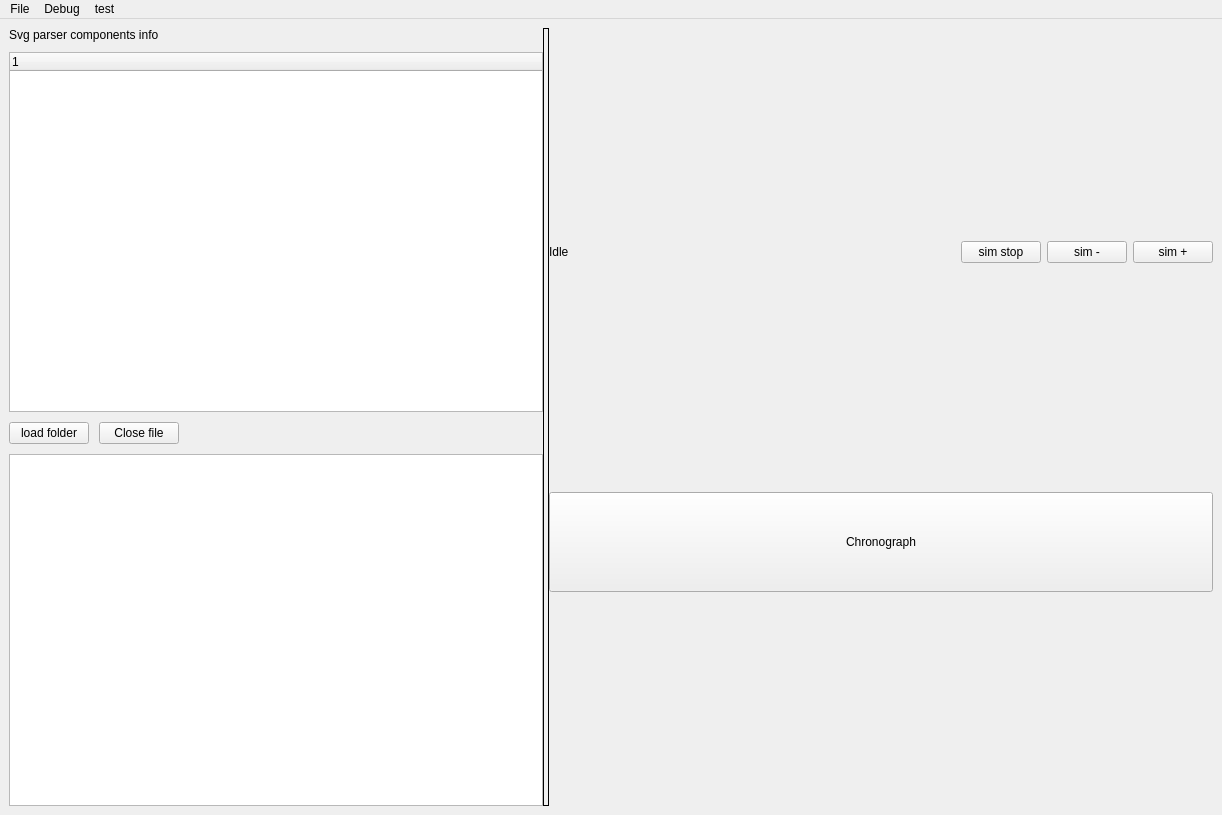
Qt form code/Qt_VHDL_SVG_proj/forms/mainwindow.ui (LirokWid/QT_VHDL_simulator) before a commit.
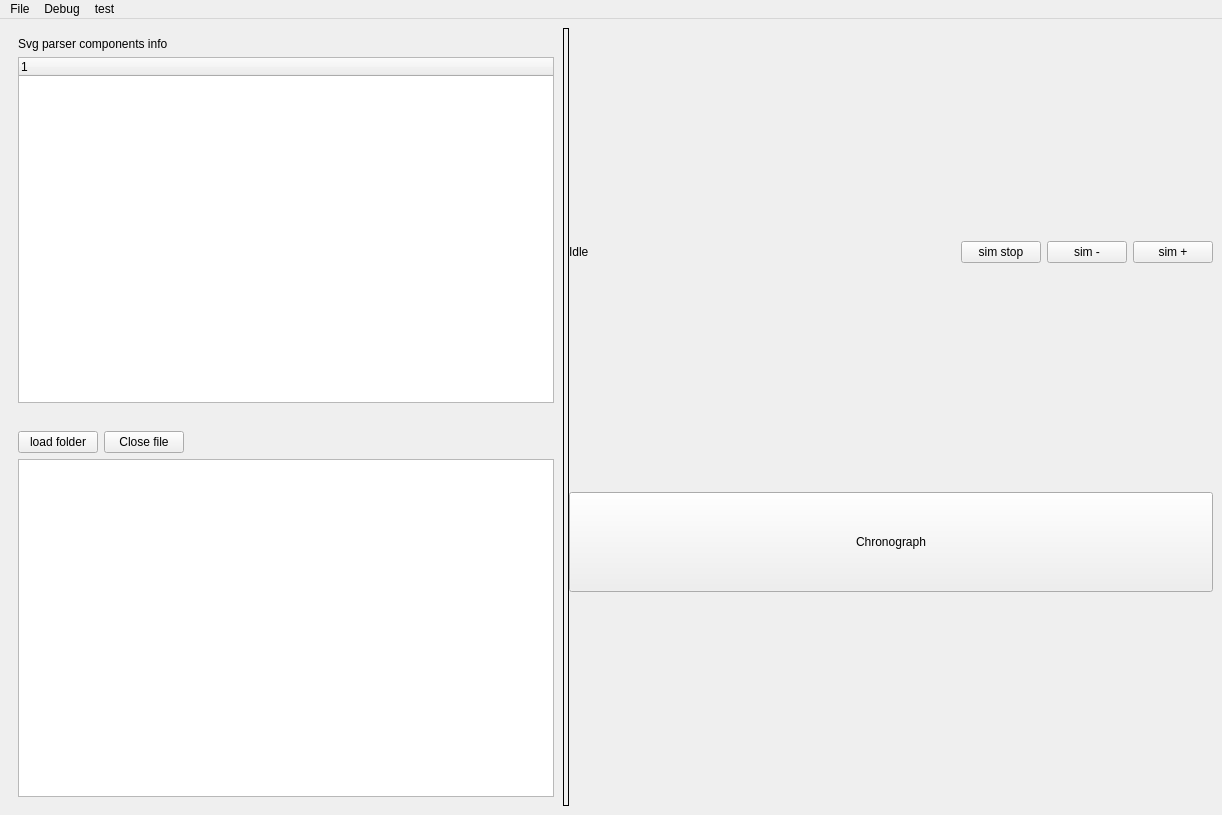
The same form after that commit.

```diff
--- a/code/Qt_VHDL_SVG_proj/forms/mainwindow.ui
+++ b/code/Qt_VHDL_SVG_proj/forms/mainwindow.ui
@@ -76,15 +76,47 @@
       <property name="orientation">
        <enum>Qt::Horizontal</enum>
       </property>
-      <widget class="QWidget" name="layoutWidget">
-       <layout class="QGridLayout" name="fileSelectionGrid">
-        <property name="sizeConstraint">
-         <enum>QLayout::SetDefaultConstraint</enum>
-        </property>
+      <widget class="QWidget" name="leftContainer" native="true">
+       <layout class="QVBoxLayout" name="verticalLayout">
         <property name="spacing">
          <number>10</number>
         </property>
-        <item row="10" column="0">
+        <property name="sizeConstraint">
+         <enum>QLayout::SetDefaultConstraint</enum>
+        </property>
+        <item>
+         <widget class="QWidget" name="componentsInfoContainer" native="true">
+          <property name="styleSheet">
+           <string notr="true"/>
+          </property>
+          <layout class="QVBoxLayout" name="componentsLayout">
+           <item>
+            <widget class="QLabel" name="Label">
+             <property name="text">
+              <string>Svg parser components info</string>
+             </property>
+            </widget>
+           </item>
+           <item>
+            <widget class="QTreeWidget" name="componentsTreeWidget">
+             <property name="sizePolicy">
+              <sizepolicy hsizetype="Expanding" vsizetype="Expanding">
+               <horstretch>0</horstretch>
+               <verstretch>1</verstretch>
+              </sizepolicy>
+             </property>
+             <column>
+              <property name="text">
+               <string notr="true">1</string>
+              </property>
+             </column>
+            </widget>
+           </item>
+          </layout>
+         </widget>
+        </item>
+        <item>
+         <widget class="QWidget" name="svgLoader" native="true">
          <layout class="QVBoxLayout" name="folderTreeLayout">
           <property name="sizeConstraint">
            <enum>QLayout::SetMaximumSize</enum>
@@ -155,32 +187,7 @@
            </widget>
           </item>
          </layout>
-        </item>
-        <item row="2" column="0">
-         <layout class="QVBoxLayout" name="componentsLayout">
-          <item>
-           <widget class="QLabel" name="Label">
-            <property name="text">
-             <string>Svg parser components info</string>
-            </property>
-           </widget>
-          </item>
-          <item>
-           <widget class="QTreeWidget" name="componentsTreeWidget">
-            <property name="sizePolicy">
-             <sizepolicy hsizetype="Expanding" vsizetype="Expanding">
-              <horstretch>0</horstretch>
-              <verstretch>1</verstretch>
-             </sizepolicy>
-            </property>
-            <column>
-             <property name="text">
-              <string notr="true">1</string>
-             </property>
-            </column>
-           </widget>
-          </item>
-         </layout>
+         </widget>
         </item>
        </layout>
       </widget>
```
Lines whose indentation alone changed are shown as unchanged.
